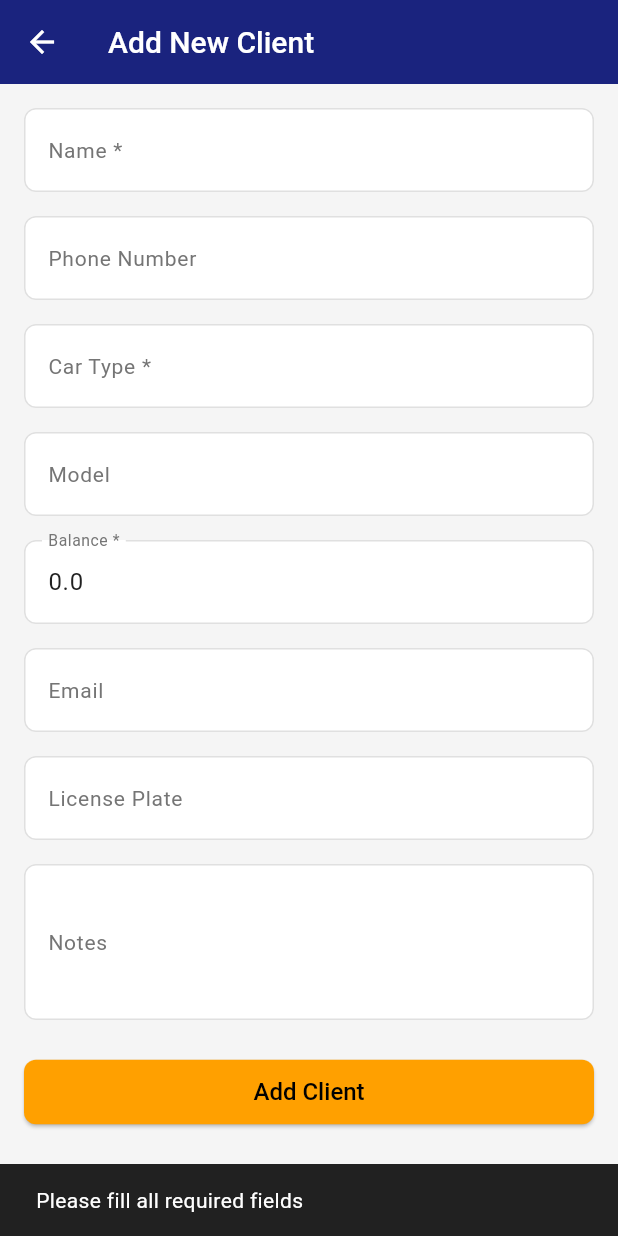
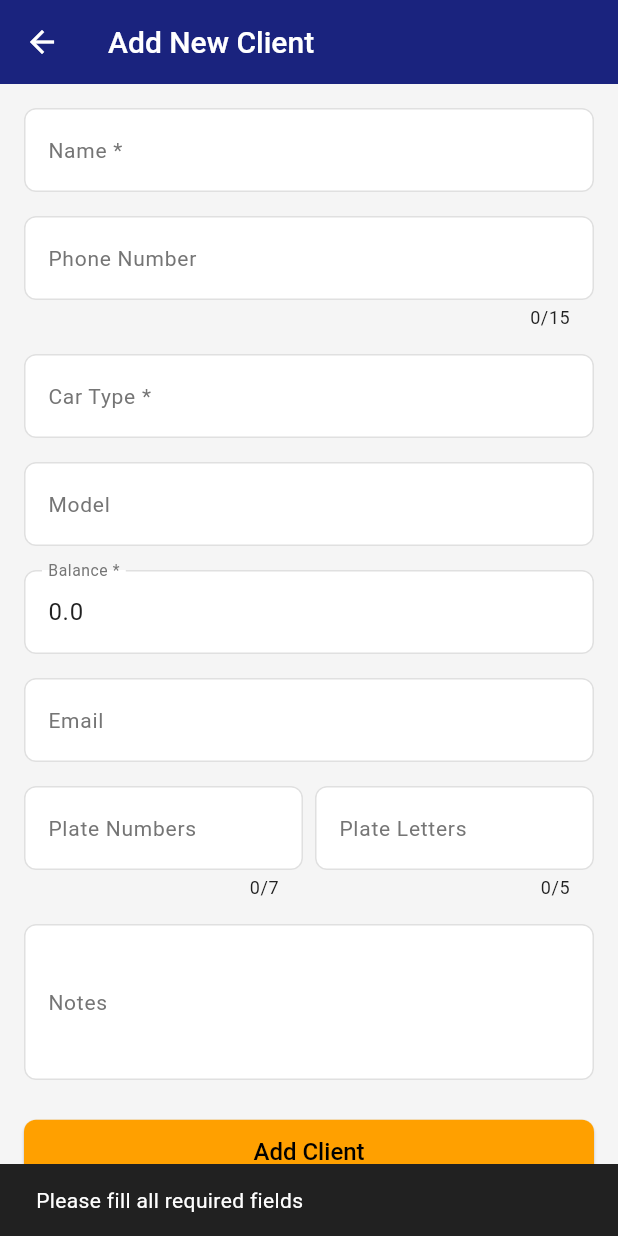
Before and after one commit to Abdalrahman1723/car-service-center-app, a Flutter app: the ClientManagementScreen screen opened by its route, after a tap on "Add Client", on a phone screen of 412 x 824 dp. Run offline on Flutter 3.47's test engine with Material 3 defaults, Android fonts, the phone set to English and light mode, and no system bars; our stand-ins replace cloud_firestore, device_preview, equatable, firebase_auth, firebase_core, fl_chart and 2 more; accounts and stored records are empty; statements that could not run were skipped.

Commit message:
add  plate validation

```diff
--- a/lib/modules/manager/features/manage_clients/presentation/pages/client_management_screen.dart
+++ b/lib/modules/manager/features/manage_clients/presentation/pages/client_management_screen.dart
@@ -1,6 +1,6 @@
-
 import 'package:flutter/material.dart';
 import 'package:flutter_bloc/flutter_bloc.dart';
+import 'package:flutter/services.dart'; // Added for FilteringTextInputFormatter
 
 import '../cubit/client_management_cubit.dart';
 
@@ -17,21 +17,26 @@ class ClientManagementScreen extends StatelessWidget {
     final modelController = TextEditingController();
     final balanceController = TextEditingController(text: '0.0');
     final emailController = TextEditingController();
-    final licensePlateController = TextEditingController();
+    final licensePlateNumberController =
+        TextEditingController(); // Only numbers
+    final licensePlateLetterController =
+        TextEditingController(); // Only letters
     final notesController = TextEditingController();
 
     return Scaffold(
-      appBar: AppBar(
-        title: const Text('Add New Client'),
-      ),
+      appBar: AppBar(title: const Text('Add New Client')),
       body: BlocConsumer<ClientManagementCubit, ClientManagementState>(
         listener: (context, state) {
           // Handle success and error states with snackbar notifications
           if (state is ClientManagementSuccess) {
-            ScaffoldMessenger.of(context).showSnackBar(SnackBar(content: Text(state.message)));
+            ScaffoldMessenger.of(
+              context,
+            ).showSnackBar(SnackBar(content: Text(state.message)));
             Navigator.pop(context);
           } else if (state is ClientManagementError) {
-            ScaffoldMessenger.of(context).showSnackBar(SnackBar(content: Text(state.message)));
+            ScaffoldMessenger.of(
+              context,
+            ).showSnackBar(SnackBar(content: Text(state.message)));
           }
         },
         builder: (context, state) {
@@ -47,7 +52,8 @@ class ClientManagementScreen extends StatelessWidget {
                   modelController: modelController,
                   balanceController: balanceController,
                   emailController: emailController,
-                  licensePlateController: licensePlateController,
+                  licensePlateNumberController: licensePlateNumberController,
+                  licensePlateLetterController: licensePlateLetterController,
                   notesController: notesController,
                 ),
                 const SizedBox(height: 24),
@@ -61,7 +67,8 @@ class ClientManagementScreen extends StatelessWidget {
                   modelController: modelController,
                   balanceController: balanceController,
                   emailController: emailController,
-                  licensePlateController: licensePlateController,
+                  licensePlateNumberController: licensePlateNumberController,
+                  licensePlateLetterController: licensePlateLetterController,
                   notesController: notesController,
                 ),
               ],
@@ -80,7 +87,8 @@ class ClientManagementScreen extends StatelessWidget {
     required TextEditingController modelController,
     required TextEditingController balanceController,
     required TextEditingController emailController,
-    required TextEditingController licensePlateController,
+    required TextEditingController licensePlateNumberController, // Only numbers
+    required TextEditingController licensePlateLetterController, // Only letters
     required TextEditingController notesController,
   }) {
     return Column(
@@ -96,6 +104,7 @@ class ClientManagementScreen extends StatelessWidget {
         const SizedBox(height: 16),
         // Optional field - Phone Number
         TextField(
+          maxLength: 15,
           controller: phoneController,
           decoration: const InputDecoration(
             labelText: 'Phone Number',
@@ -142,13 +151,44 @@ class ClientManagementScreen extends StatelessWidget {
           keyboardType: TextInputType.emailAddress,
         ),
         const SizedBox(height: 16),
-        // Optional field - License Plate
-        TextField(
-          controller: licensePlateController,
+        // License Plate - Two adjacent fields
+        Row(
+          children: [
+            // Numbers (left)
+            Expanded(
+              child: TextField(
+                maxLength: 7,
+                controller: licensePlateNumberController,
                 decoration: const InputDecoration(
-            labelText: 'License Plate',
-            hintText: 'Enter vehicle license plate',
+                  labelText: 'Plate Numbers',
+                  hintText: '1 2 3 4',
                 ),
+                keyboardType: TextInputType.number,
+                inputFormatters: [
+                  FilteringTextInputFormatter.allow(
+                    RegExp(r'^[0-9 ]*'),
+                  ), // Only numbers and spaces
+                ],
+              ),
+            ),
+            const SizedBox(width: 8),
+            // Letters (right)
+            Expanded(
+              child: TextField(
+                maxLength: 5,
+                controller: licensePlateLetterController,
+                decoration: const InputDecoration(
+                  labelText: 'Plate Letters',
+                  hintText: 'A B C',
+                ),
+                inputFormatters: [
+                  FilteringTextInputFormatter.allow(
+                    RegExp(r'^[a-zA-Z\u0600-\u06FF ]*'),
+                  ), // Only letters and spaces
+                ],
+              ),
+            ),
+          ],
         ),
         const SizedBox(height: 16),
         // Optional field - Notes
@@ -174,7 +214,8 @@ class ClientManagementScreen extends StatelessWidget {
     required TextEditingController modelController,
     required TextEditingController balanceController,
     required TextEditingController emailController,
-    required TextEditingController licensePlateController,
+    required TextEditingController licensePlateNumberController, // Only numbers
+    required TextEditingController licensePlateLetterController, // Only letters
     required TextEditingController notesController,
   }) {
     return SizedBox(
@@ -190,7 +231,8 @@ class ClientManagementScreen extends StatelessWidget {
                 modelController: modelController,
                 balanceController: balanceController,
                 emailController: emailController,
-                  licensePlateController: licensePlateController,
+                licensePlateNumberController: licensePlateNumberController,
+                licensePlateLetterController: licensePlateLetterController,
                 notesController: notesController,
               ),
         child: state is ClientManagementLoading
@@ -213,7 +255,8 @@ class ClientManagementScreen extends StatelessWidget {
     required TextEditingController modelController,
     required TextEditingController balanceController,
     required TextEditingController emailController,
-    required TextEditingController licensePlateController,
+    required TextEditingController licensePlateNumberController, // Only numbers
+    required TextEditingController licensePlateLetterController, // Only letters
     required TextEditingController notesController,
   }) {
     // Validate required fields
@@ -229,6 +272,14 @@ class ClientManagementScreen extends StatelessWidget {
     // Parse balance with fallback to 0.0
     final balance = double.tryParse(balanceController.text) ?? 0.0;
 
+    // Combine license plate fields
+    String licensePlate = '';
+    if (licensePlateNumberController.text.trim().isNotEmpty ||
+        licensePlateLetterController.text.trim().isNotEmpty) {
+      licensePlate =
+          '${licensePlateNumberController.text.trim()} / ${licensePlateLetterController.text.trim()}';
+    }
+
     // Add new client
     context.read<ClientManagementCubit>().addClient(
       name: nameController.text,
@@ -237,7 +288,7 @@ class ClientManagementScreen extends StatelessWidget {
       model: modelController.text.isEmpty ? null : modelController.text,
       balance: balance,
       email: emailController.text.isEmpty ? null : emailController.text,
-          licensePlate: licensePlateController.text.isEmpty ? null : licensePlateController.text,
+      licensePlate: licensePlate.isEmpty ? null : licensePlate,
       notes: notesController.text.isEmpty ? null : notesController.text,
     );
   }
--- a/lib/modules/manager/features/manage_clients/presentation/widgets/update_dialog.dart
+++ b/lib/modules/manager/features/manage_clients/presentation/widgets/update_dialog.dart
@@ -40,6 +40,7 @@ class ClientUpdateDialog {
               ),
               SizedBox(height: 8),
               TextField(
+                maxLength: 15,
                 controller: phoneController,
                 decoration: const InputDecoration(labelText: 'Phone Number'),
                 keyboardType: TextInputType.phone,
```
Lines whose indentation alone changed are shown as unchanged.
